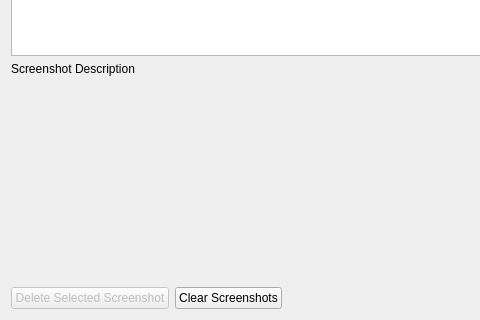
Before: the Qt Designer form cc3d/player5/Plugins/ViewManagerPlugins/ui_screenshot_description_browser.ui in CompuCell3D/cc3d-player5, drawn with Qt 5; both pictures show x 0 to 480 and y 180 to 500 of the 600 by 500 pixel window.
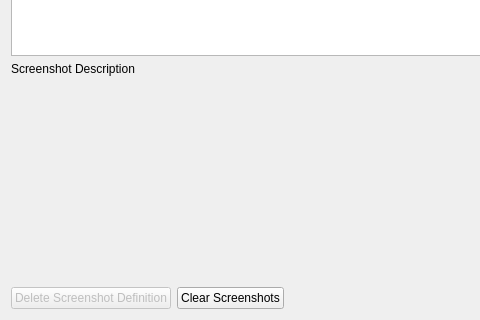
After: the same form once the commit is applied.

Commit message: fixing f-string

The edit to the form file:
```diff
--- a/cc3d/player5/Plugins/ViewManagerPlugins/ui_screenshot_description_browser.ui
+++ b/cc3d/player5/Plugins/ViewManagerPlugins/ui_screenshot_description_browser.ui
@@ -58,7 +58,7 @@
           <bool>false</bool>
          </property>
          <property name="text">
-          <string>Delete Selected Screenshot</string>
+          <string>Delete Screenshot Definition</string>
          </property>
         </widget>
        </item>
```
The commit also changes 2 other files.
